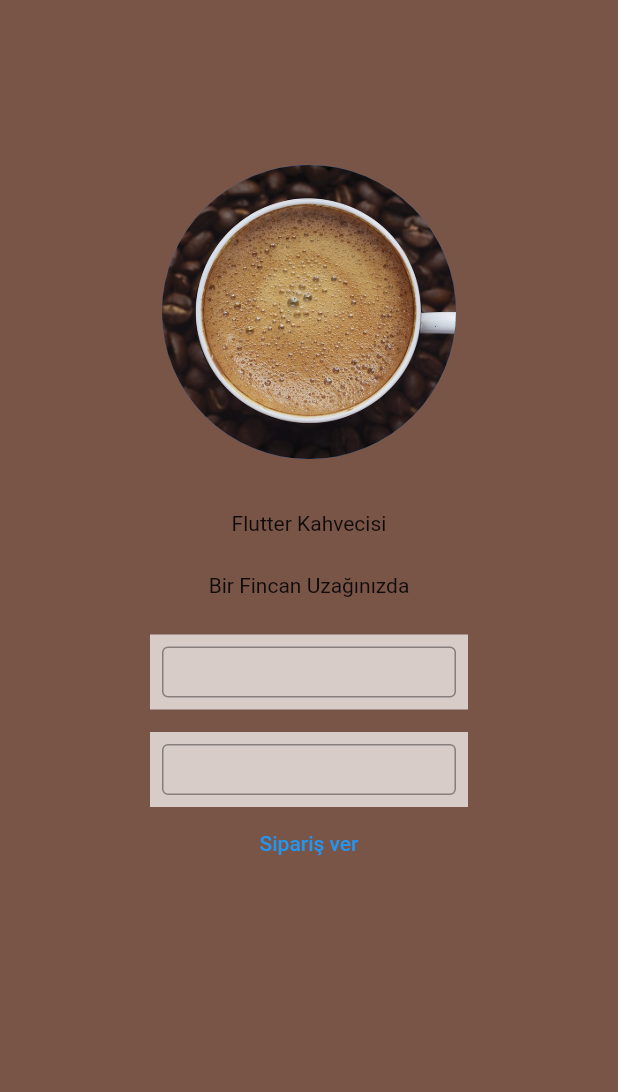
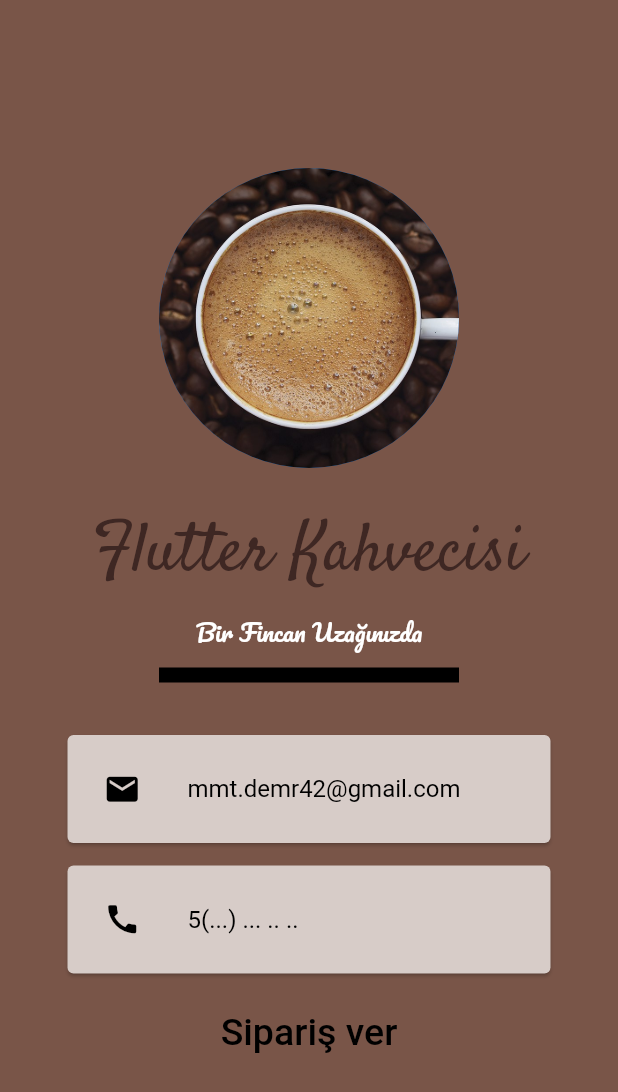
Before and after one commit to mmtdemr42/kodplanet_flutterProjeler, a Flutter app: the screen it shows after launch, after a tap on "Sipariş ver", on a phone screen of 412 x 824 dp. Shown: the top 1092 px of the screen. Run offline on Flutter 3.47's test engine with Material 2 defaults, Android fonts, the phone set to English and light mode, and no system bars; our stand-ins replace google_fonts; Roboto replaces fonts that are missing (Adamina).

Commit message:
uygulama tamamlandı.

```diff
--- a/firma_iletisim_3/lib/main.dart
+++ b/firma_iletisim_3/lib/main.dart
@@ -1,7 +1,8 @@
 import 'package:flutter/material.dart';
+import 'package:google_fonts/google_fonts.dart';
 
 void main() {
-  runApp( BenimUyg());
+  runApp( const BenimUyg());
 }
 
 class BenimUyg extends StatelessWidget {
@@ -15,70 +16,90 @@ class BenimUyg extends StatelessWidget {
       home: Scaffold(
         backgroundColor: Colors.brown,
         body: SafeArea(
-          child: Padding(
-            padding: const EdgeInsets.all(100.0),
+          child: Center(
             child: Column(
+              mainAxisSize: MainAxisSize.min, // Column düşeyde komple yer kaplamak ister bunu engellemek için de bu şekilde kullanabiliriz.
+              ///crossAxisAlignment: CrossAxisAlignment.stretch, Cross=> ikincil demek, columda ikicil yatay dmeektir. strech'de yatay boyunca genile anlamaına gelir
+              mainAxisAlignment: MainAxisAlignment.center, //yerini ayarlamak amacıyla kullanılır.
               children: [
-               // ignore: prefer_const_constructors
-               Padding(
-                 padding: const EdgeInsets.all(8.0),
-                 child: const CircleAvatar(
-                   radius: 100,
-                   backgroundImage: AssetImage("images/kahve.jpg"),
-                 ),
-
+               const CircleAvatar(
+                 radius: 100, // DAirenin büyüklüğü verilir.
+                 backgroundImage: AssetImage("images/kahve.jpg"),
                ),
                const SizedBox(
                  height: 25,
                ),
                const Text("Flutter Kahvecisi",
                style: TextStyle(
+                 fontFamily: "Satisfy", //Font eklemek için google fontsa git => font dosyasını indir => pubspec.yaml dosyasında font yerine yerleştir.
+                 fontSize: 45,
+                 color: Color(0xff3e2723),
 
                ),),
                const SizedBox(
-                 height: 25,
+                 height: 5,
                ),
-               const Text("Bir Fincan Uzağınızda"),
+                Text("Bir Fincan Uzağınızda",
+               style: GoogleFonts.pacifico(
+               textStyle: const TextStyle(
+                 color: Colors.white,
+                 fontSize: 16,
+               ),
+               ),
+               ),
+               Container(
+                 width: 200,
+                 child: const Divider(
+                   height: 30,
+                   thickness: 10,
+                   color: Colors.black,
+                 ),
+               ),
                /* Transform(//Tranform kullanılarak yapılıotr.
-                 transform: Matrix4.rotationZ(-0.2),
-                 alignment: FractionalOffset.center,
+                 transform: Matrix4.rotationZ(-0.2), // almak zorundadır.
+                 alignment: FractionalOffset.center, // konumlandırmaısnın neye göre yapılacağını ifade eder.döndürme yönü gibi.
                  child: const Text("Bir Fincan Uzağınızda")), */
                const SizedBox(
                  height: 25,
                ),
-               Container(
-                 width: 300,
-                 height: 50,
+               Card(
+                 margin: EdgeInsets.symmetric(horizontal: 45),
                  color: Colors.brown.shade100,
                  child: const Padding(
                    padding: EdgeInsets.all(8.0),
-                   child: TextField(
-                     decoration: InputDecoration(
-                       border: OutlineInputBorder(),
-                     ),
+                   child: ListTile(
+                     leading: Icon(Icons.email,size: 25,color: Colors.black,),
+                    title: Text("mmt.demr42@gmail.com",style: TextStyle(color: Colors.black),),
+
                    ),
                  ),
                ),
                const SizedBox(
                  height: 15,
                ),
-               Container(
-                 width: 300,
-                 height: 50,
+               Card(
+                 margin: EdgeInsets.symmetric(horizontal: 45),
                  color: Colors.brown.shade100,
                  child: const Padding(
                    padding: EdgeInsets.all(8.0),
-                   child: TextField(
-                     decoration: InputDecoration(
-                       border: OutlineInputBorder(
-                       )
-                     ),
+                   child: ListTile(
+                     leading: Icon(Icons.call,size: 25,color: Colors.black,),
+                     title: Text("5(...) ... .. ..",style: TextStyle(color: Colors.black),),
                    ),
                  ),
                ),
-               TextButton(onPressed: () {
 
-               }, child: const Text("Sipariş ver", ))
+               Padding(
+                 padding: const EdgeInsets.only(top: 15),
+                 child: TextButton(onPressed: () {
+
+                 }, child:  Text("Sipariş ver",style: GoogleFonts.adamina(
+                   textStyle: const TextStyle(
+                     color: Colors.black,
+                     fontSize: 25
+                   )
+                 ), )),
+               )
               ],
             ),
           ),
```
Also changed, not shown: firma_iletisim_3/lib/odev.dart (added, +54 -0 lines), firma_iletisim_3/pubspec.yaml (+5 -5 lines), firma_iletisim_3/assets/font/Satisfy-Regular.ttf (added), firma_iletisim_3/pubspec.lock, 1 other file.
